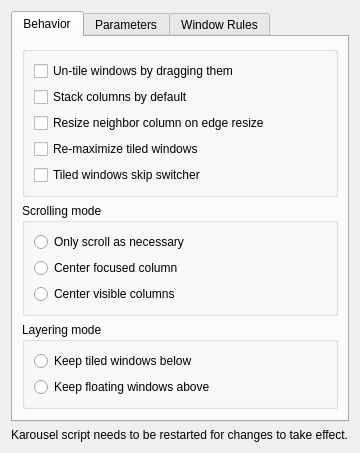
The window that package/contents/ui/config.ui (peterfajdiga/karousel) describes before a commit, drawn with Qt 5.
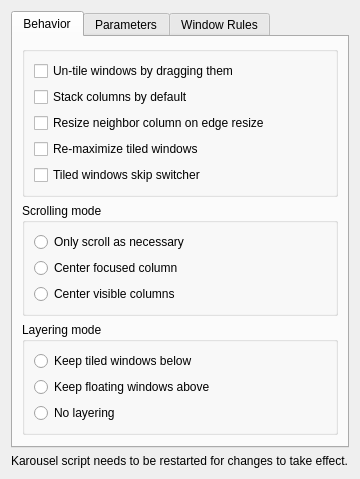
The same window after the commit.

Commit message: config: add option to disable layering (resolves #41)

The edit to the form file:
```diff
--- a/package/contents/ui/config.ui
+++ b/package/contents/ui/config.ui
@@ -121,6 +121,13 @@
                                                 </property>
                                             </widget>
                                         </item>
+                                        <item>
+                                            <widget class="QRadioButton" name="kcfg_noLayering">
+                                                <property name="text">
+                                                    <string>No layering</string>
+                                                </property>
+                                            </widget>
+                                        </item>
                                     </layout>
                                 </widget>
                             </item>
```
The commit also changes 1 other file.
